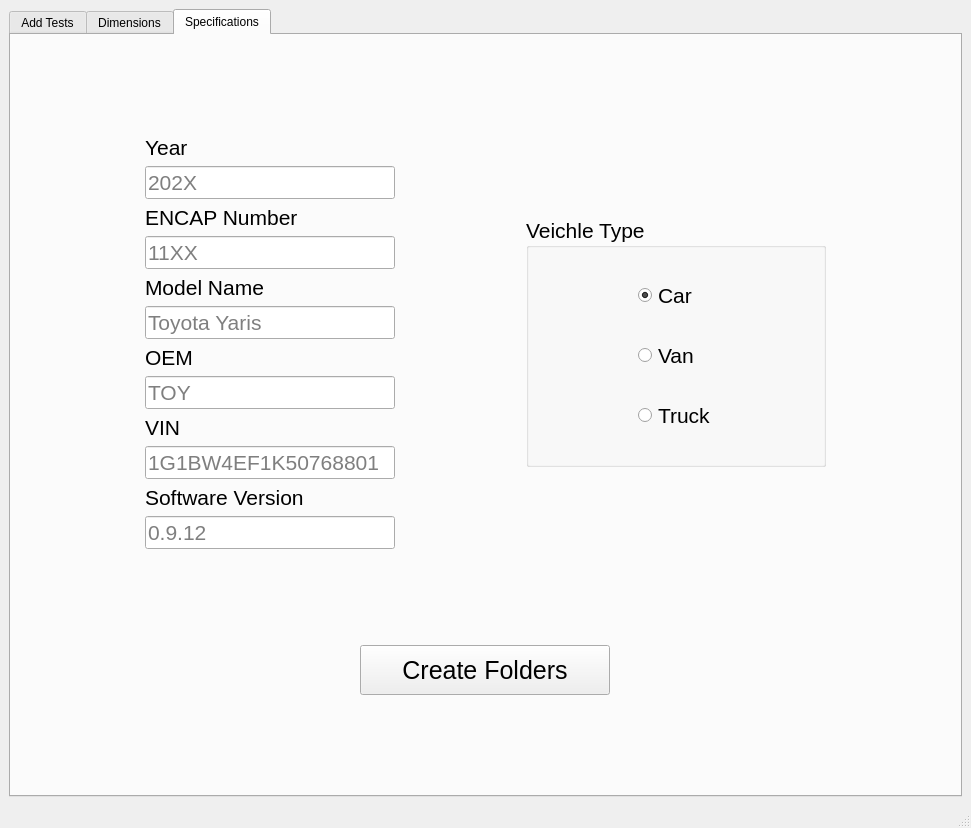
First picture: the form in window.ui, repository CSI-S-p-A/creazioneCartelle2026, before the edit.
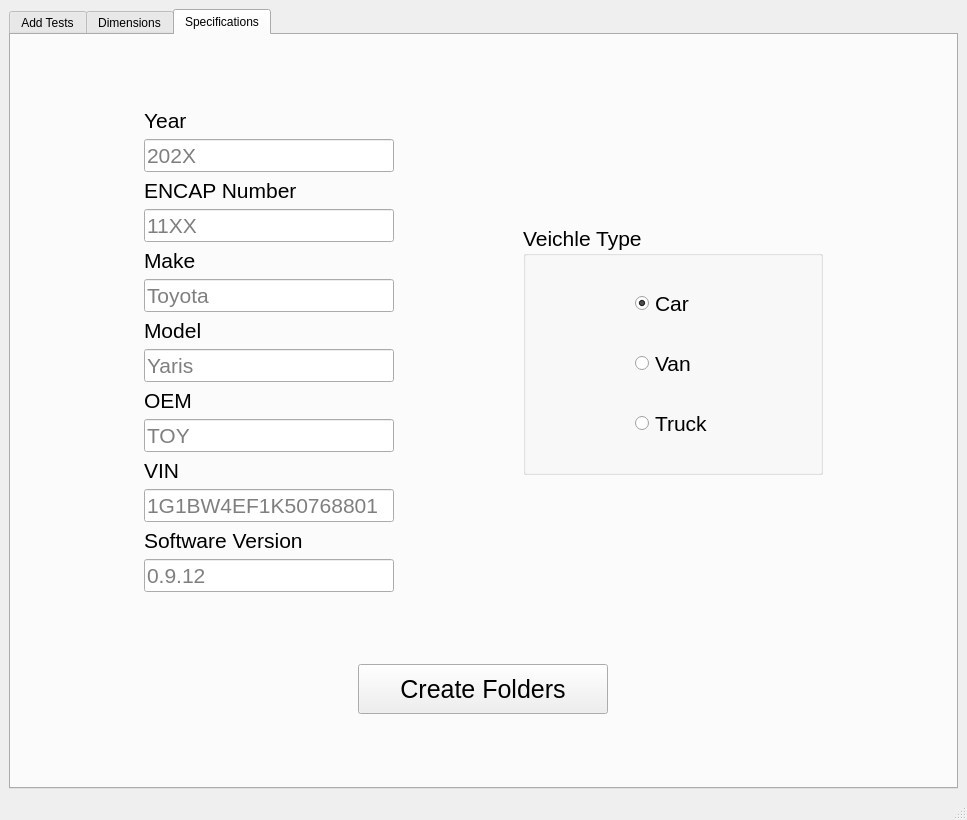
Second picture: the form after the edit. The open tabs and pages were chosen to show the change. Icons and pictures are not drawn.

Commit message: added texboxes for overhang and make/model of the car and added the logic to include them in the mme

Patch:
```diff
--- a/window.ui
+++ b/window.ui
@@ -6,8 +6,8 @@
    <rect>
     <x>0</x>
     <y>0</y>
-    <width>971</width>
-    <height>828</height>
+    <width>967</width>
+    <height>820</height>
    </rect>
   </property>
   <property name="windowTitle">
@@ -646,7 +646,37 @@
                </font>
               </property>
               <property name="text">
-               <string>Model Name</string>
+               <string>Make</string>
+              </property>
+             </widget>
+            </item>
+            <item>
+             <widget class="QLineEdit" name="textbox_make">
+              <property name="minimumSize">
+               <size>
+                <width>250</width>
+                <height>0</height>
+               </size>
+              </property>
+              <property name="font">
+               <font>
+                <pointsize>16</pointsize>
+               </font>
+              </property>
+              <property name="placeholderText">
+               <string>Toyota</string>
+              </property>
+             </widget>
+            </item>
+            <item>
+             <widget class="QLabel" name="label_24">
+              <property name="font">
+               <font>
+                <pointsize>16</pointsize>
+               </font>
+              </property>
+              <property name="text">
+               <string>Model</string>
               </property>
              </widget>
             </item>
@@ -664,7 +694,7 @@
                </font>
               </property>
               <property name="placeholderText">
-               <string>Toyota Yaris</string>
+               <string>Yaris</string>
               </property>
              </widget>
             </item>
```
Left out of the diff: 96 changed lines with no effect on the pictures. The commit also changes 3 other files.
